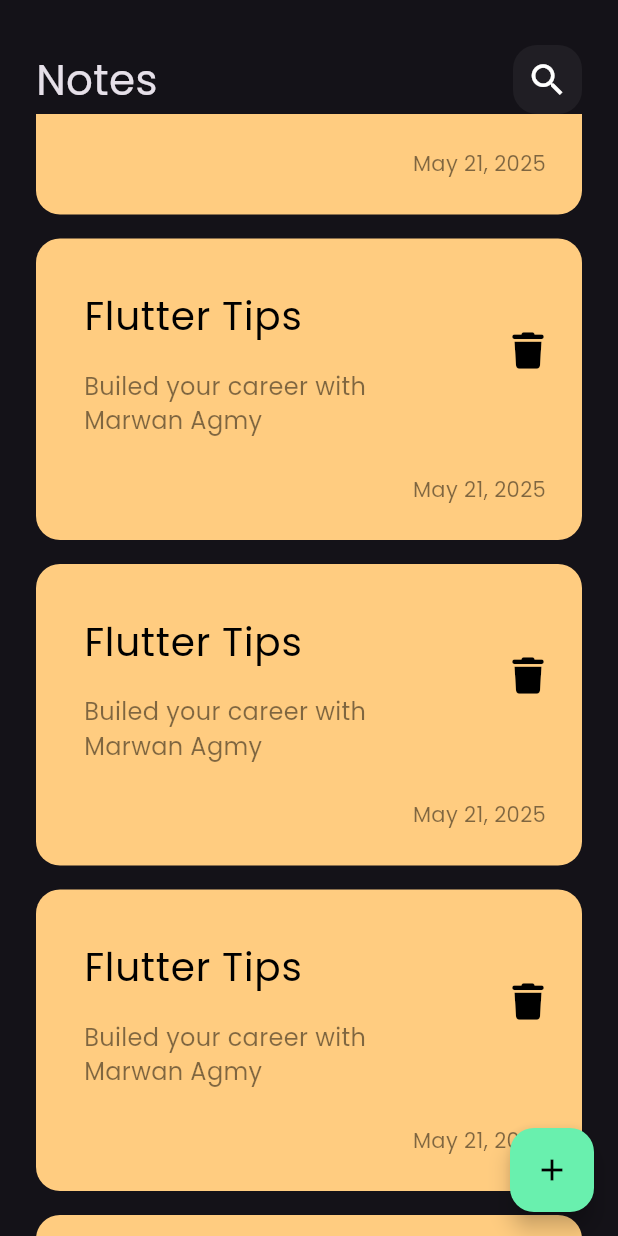
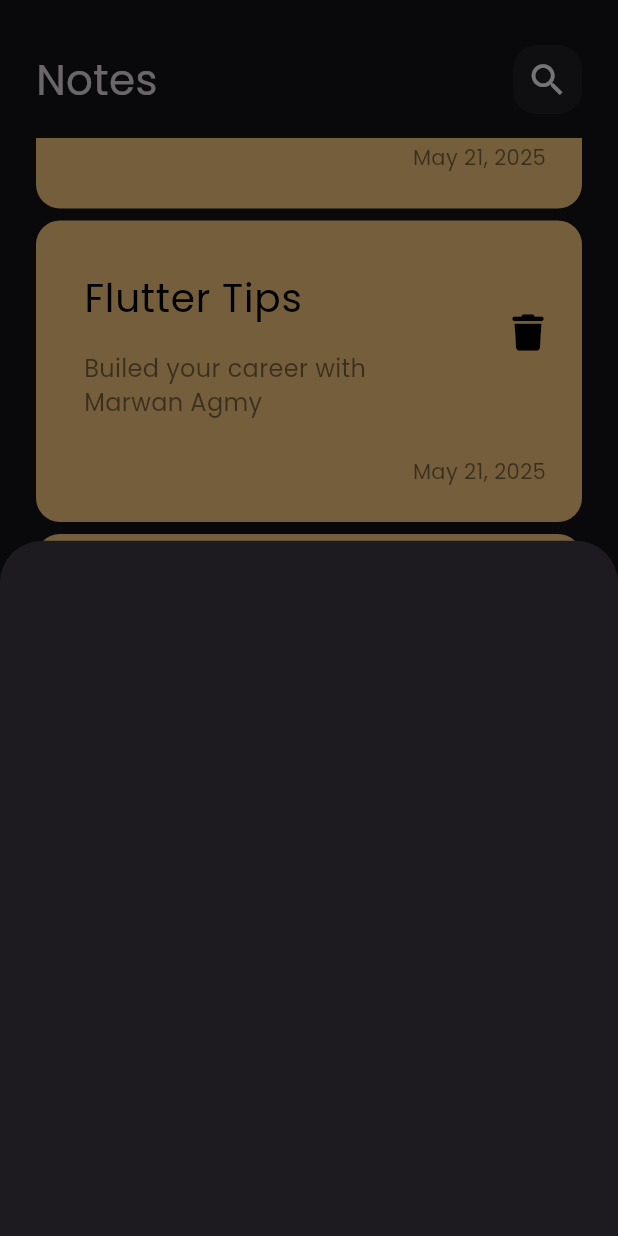
Before and after one commit to MarwanAgmy/notes_app, a Flutter app: the screen it shows after launch, scrolled down 576 dp, after a tap on the "add" icon, on a phone screen of 412 x 824 dp. Run offline on Flutter 3.47's test engine with Material 3 defaults, Android fonts, the phone set to English and light mode, and no system bars; our stand-ins replace font_awesome_flutter.

Commit message:
show modal bottom sheet

```diff
--- a/lib/views/notes_view.dart
+++ b/lib/views/notes_view.dart
@@ -1,4 +1,5 @@
 import 'package:flutter/material.dart';
+import 'package:notes_app/widgets/add_note_bottom_sheet.dart';
 import 'package:notes_app/widgets/notes_view_body.dart';
 
 class NotesView extends StatelessWidget {
@@ -8,8 +9,15 @@ class NotesView extends StatelessWidget {
   Widget build(BuildContext context) {
     return Scaffold(
       floatingActionButton: FloatingActionButton(
-        backgroundColor: Colors.greenAccent,
-        onPressed: () {},
+        backgroundColor: Color(0xff57EDDA),
+        onPressed: () {
+          showModalBottomSheet(
+            context: context,
+            builder: (contex) {
+              return AddNoteBottomSheet();
+            },
+          );
+        },
         child: Icon(Icons.add, color: Colors.black),
       ),
       body: const NotesViewBody(),
--- /dev/null
+++ b/lib/widgets/add_note_bottom_sheet.dart
@@ -0,0 +1,10 @@
+import 'package:flutter/material.dart';
+
+class AddNoteBottomSheet extends StatelessWidget {
+  const AddNoteBottomSheet({super.key});
+
+  @override
+  Widget build(BuildContext context) {
+    return Container();
+  }
+}
--- a/lib/widgets/notes_list_view.dart
+++ b/lib/widgets/notes_list_view.dart
@@ -6,13 +6,17 @@ class NotesListView extends StatelessWidget {
 
   @override
   Widget build(BuildContext context) {
-    return ListView.builder(
-      itemBuilder: (context, index) {
-        return const Padding(
-          padding: EdgeInsets.symmetric(vertical: 8),
-          child: NoteItem(),
-        );
-      },
+    return Padding(
+      padding: const EdgeInsets.symmetric(vertical: 16),
+      child: ListView.builder(
+        padding: EdgeInsets.zero,
+        itemBuilder: (context, index) {
+          return const Padding(
+            padding: EdgeInsets.symmetric(vertical: 4),
+            child: NoteItem(),
+          );
+        },
+      ),
     );
   }
 }
```
